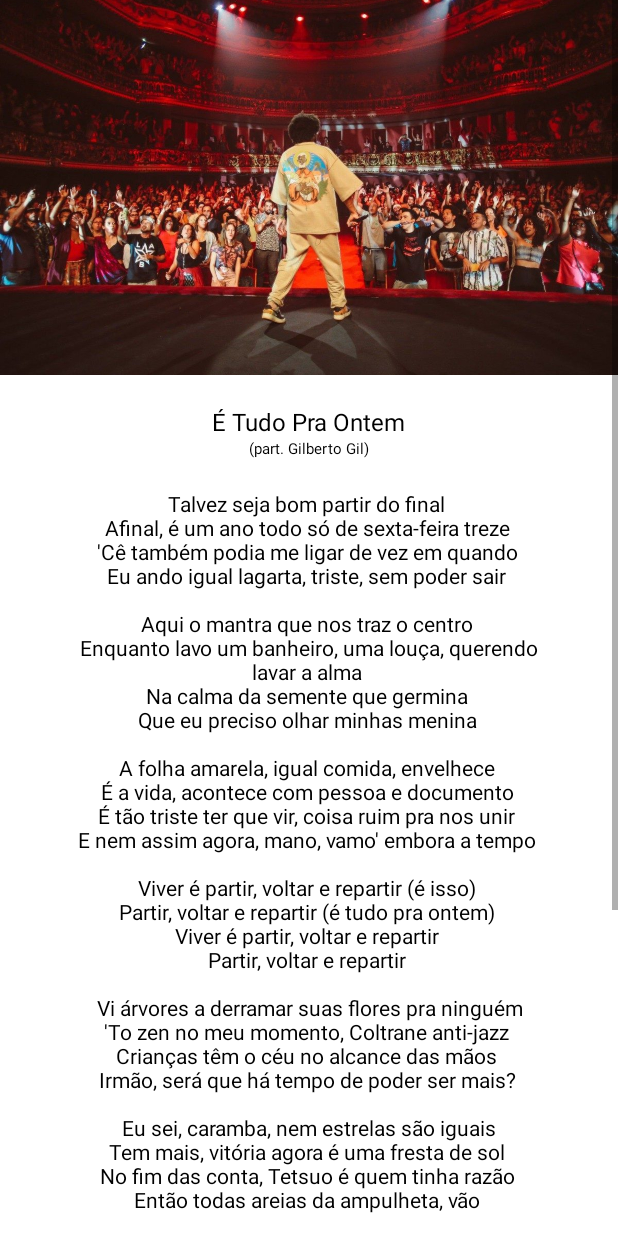
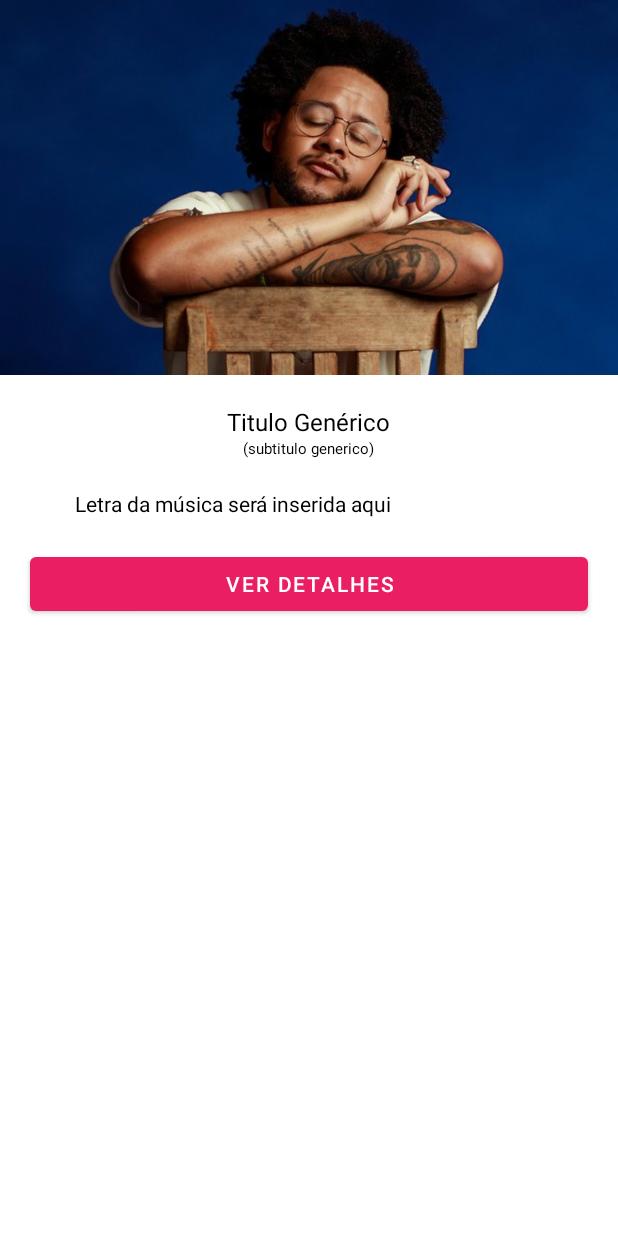
Before and after one commit to jennysival/AppMinhaMusicaFavorita, an Android app: the layout activity_main.xml on its own in the app's theme, with its tools: preview values and no code run, on a phone screen of 412 x 824 dp. Run offline under Robolectric (Android 15) with nearby library versions, the phone set to English and light mode, and no system bars.

Commit message:
Adicionar textos genéricos ao layout da main

```diff
--- a/app/src/main/res/layout/activity_main.xml
+++ b/app/src/main/res/layout/activity_main.xml
@@ -1,8 +1,8 @@
 <?xml version="1.0" encoding="utf-8"?>
-<ScrollView
-    android:layout_width="match_parent"
+<ScrollView android:layout_width="match_parent"
     android:layout_height="match_parent"
-    xmlns:android="http://schemas.android.com/apk/res/android">
+    xmlns:android="http://schemas.android.com/apk/res/android"
+    xmlns:tools="http://schemas.android.com/tools">
     <LinearLayout
         android:layout_width="match_parent"
         android:layout_height="wrap_content"
@@ -12,13 +12,13 @@
             android:layout_width="match_parent"
             android:layout_height="@dimen/altura_250"
             android:scaleType="centerCrop"
-            android:src="@drawable/foto_emicida"
+            android:src="@drawable/foto_retrato_emicida"
             android:contentDescription="@string/descricao_foto_emicida"/>
 
         <TextView
             android:layout_width="wrap_content"
             android:layout_height="wrap_content"
-            android:text="@string/texto_titulo_musica"
+            tools:text="Titulo Genérico"
             android:textSize="@dimen/tamanho_fonte_16"
             android:textColor="@color/black"
             android:layout_gravity="center"
@@ -27,7 +27,7 @@
         <TextView
             android:layout_width="wrap_content"
             android:layout_height="wrap_content"
-            android:text="(part. Gilberto Gil)"
+            tools:text="(subtitulo generico)"
             android:textColor="@color/black"
             android:textSize="@dimen/tamanho_fonte_10"
             android:layout_gravity="center"/>
@@ -39,7 +39,7 @@
             android:layout_marginBottom="@dimen/margem_20"
             android:layout_marginTop="@dimen/margem_20"
             android:textAlignment="center"
-            android:text="@string/texto_letra_musica"
+            tools:text="Letra da música será inserida aqui"
             android:textColor="@color/black"/>
 
         <Button
```
